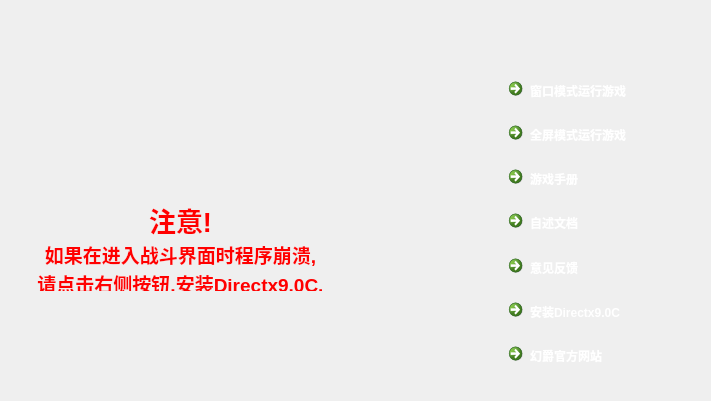
This is SLGGame/Launcher/launcher.ui in weimingtom/fdux-slg-game as Qt 5 draws it before an edit. The edited form follows.
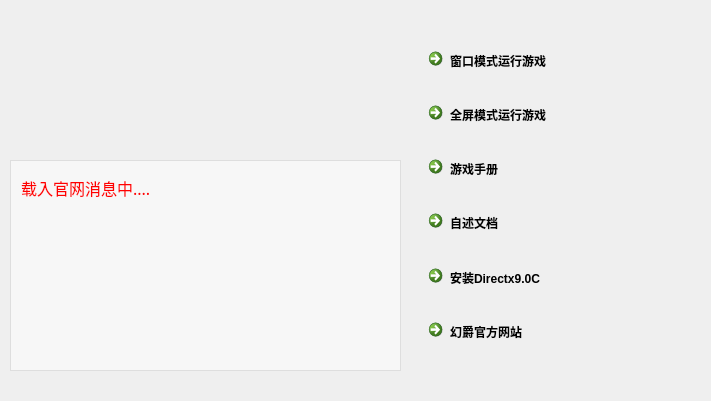
This is the edited form. Icons and pictures are not drawn.

Diff of the .ui file:
```diff
--- a/SLGGame/Launcher/launcher.ui
+++ b/SLGGame/Launcher/launcher.ui
@@ -60,20 +60,23 @@
    </palette>
   </property>
   <property name="windowTitle">
-   <string>忘却的战场-测试版</string>
+   <string>忘却的战场</string>
   </property>
   <property name="windowIcon">
    <iconset resource="launcher.qrc">
     <normaloff>:/Launcher/Resources/Demo.png</normaloff>:/Launcher/Resources/Demo.png</iconset>
   </property>
+  <property name="styleSheet">
+   <string notr="true"/>
+  </property>
   <widget class="QWidget" name="centralWidget">
    <widget class="QWidget" name="verticalLayoutWidget">
     <property name="geometry">
      <rect>
-      <x>490</x>
-      <y>60</y>
+      <x>410</x>
+      <y>30</y>
       <width>181</width>
-      <height>325</height>
+      <height>341</height>
      </rect>
     </property>
     <layout class="QVBoxLayout" name="verticalLayout">
@@ -83,7 +86,7 @@
         <string notr="true">QCommandLinkButton{
 	font: 75 12pt &quot;微软雅黑&quot;;
 	
-	color: rgb(255, 255, 255);
+	color: rgb(0, 0, 0);
 }</string>
        </property>
        <property name="text">
@@ -97,7 +100,7 @@
         <string notr="true">QCommandLinkButton{
 	font: 75 12pt &quot;微软雅黑&quot;;
 	
-	color: rgb(255, 255, 255);
+	color: rgb(0, 0, 0);
 }</string>
        </property>
        <property name="text">
@@ -111,7 +114,7 @@
         <string notr="true">QCommandLinkButton{
 	font: 75 12pt &quot;微软雅黑&quot;;
 	
-	color: rgb(255, 255, 255);
+	color: rgb(0, 0, 0);
 }</string>
        </property>
        <property name="text">
@@ -125,7 +128,7 @@
         <string notr="true">QCommandLinkButton{
 	font: 75 12pt &quot;微软雅黑&quot;;
 	
-	color: rgb(255, 255, 255);
+	color: rgb(0, 0, 0);
 }</string>
        </property>
        <property name="text">
@@ -133,27 +136,13 @@
        </property>
       </widget>
      </item>
-     <item>
-      <widget class="QCommandLinkButton" name="commandLinkButton_7">
-       <property name="styleSheet">
-        <string notr="true">QCommandLinkButton{
-	font: 75 12pt &quot;微软雅黑&quot;;
-	
-	color: rgb(255, 255, 255);
-}</string>
-       </property>
-       <property name="text">
-        <string>意见反馈</string>
-       </property>
-      </widget>
-     </item>
      <item>
       <widget class="QCommandLinkButton" name="commandLinkButton_5">
        <property name="styleSheet">
         <string notr="true">QCommandLinkButton{
 	font: 75 12pt &quot;微软雅黑&quot;;
 	
-	color: rgb(255, 255, 255);
+	color: rgb(0, 0, 0);
 }</string>
        </property>
        <property name="text">
@@ -167,7 +156,7 @@
         <string notr="true">QCommandLinkButton{
 	font: 75 12pt &quot;微软雅黑&quot;;
 	
-	color: rgb(255, 255, 255);
+	color: rgb(0, 0, 0);
 }</string>
        </property>
        <property name="text">
@@ -177,25 +166,179 @@
      </item>
     </layout>
    </widget>
-   <widget class="QLabel" name="label">
+   <widget class="QWidget" name="verticalLayoutWidget_2">
     <property name="geometry">
      <rect>
       <x>10</x>
-      <y>200</y>
-      <width>341</width>
-      <height>91</height>
+      <y>160</y>
+      <width>391</width>
+      <height>211</height>
+     </rect>
+    </property>
+    <layout class="QVBoxLayout" name="verticalLayout_2">
+     <item>
+      <widget class="QLabel" name="label">
+       <property name="font">
+        <font>
+         <family>微软雅黑</family>
+         <pointsize>12</pointsize>
+         <weight>9</weight>
+         <italic>false</italic>
+         <bold>false</bold>
+        </font>
+       </property>
+       <property name="cursor">
+        <cursorShape>PointingHandCursor</cursorShape>
+       </property>
+       <property name="mouseTracking">
+        <bool>true</bool>
+       </property>
+       <property name="styleSheet">
+        <string notr="true">QLabel{
+	font: 75 12pt &quot;微软雅黑&quot;;
+	
+	color: rgb(255, 0, 0);
+}</string>
+       </property>
+       <property name="frameShadow">
+        <enum>QFrame::Sunken</enum>
+       </property>
+       <property name="text">
+        <string>载入官网消息中....</string>
+       </property>
+       <property name="wordWrap">
+        <bool>true</bool>
+       </property>
+      </widget>
+     </item>
+     <item>
+      <widget class="QLabel" name="label_2">
+       <property name="font">
+        <font>
+         <family>微软雅黑</family>
+         <pointsize>12</pointsize>
+         <weight>9</weight>
+         <italic>false</italic>
+         <bold>false</bold>
+        </font>
+       </property>
+       <property name="cursor">
+        <cursorShape>PointingHandCursor</cursorShape>
+       </property>
+       <property name="styleSheet">
+        <string notr="true">QLabel{
+	font: 75 12pt &quot;微软雅黑&quot;;
+	
+	color: rgb(0, 0, 0);
+}</string>
+       </property>
+       <property name="text">
+        <string/>
+       </property>
+      </widget>
+     </item>
+     <item>
+      <widget class="QLabel" name="label_3">
+       <property name="cursor">
+        <cursorShape>PointingHandCursor</cursorShape>
+       </property>
+       <property name="styleSheet">
+        <string notr="true">QLabel{
+	font: 75 12pt &quot;微软雅黑&quot;;
+	
+	color: rgb(0, 0, 0);
+}</string>
+       </property>
+       <property name="text">
+        <string/>
+       </property>
+      </widget>
+     </item>
+     <item>
+      <widget class="QLabel" name="label_4">
+       <property name="cursor">
+        <cursorShape>PointingHandCursor</cursorShape>
+       </property>
+       <property name="styleSheet">
+        <string notr="true">QLabel{
+	font: 75 12pt &quot;微软雅黑&quot;;
+	
+	color: rgb(0, 0, 0);
+}</string>
+       </property>
+       <property name="text">
+        <string/>
+       </property>
+      </widget>
+     </item>
+     <item>
+      <widget class="QLabel" name="label_5">
+       <property name="cursor">
+        <cursorShape>PointingHandCursor</cursorShape>
+       </property>
+       <property name="styleSheet">
+        <string notr="true">QLabel{
+	font: 75 12pt &quot;微软雅黑&quot;;
+	
+	color: rgb(0, 0, 0);
+}</string>
+       </property>
+       <property name="text">
+        <string/>
+       </property>
+      </widget>
+     </item>
+    </layout>
+   </widget>
+   <widget class="QFrame" name="frame">
+    <property name="geometry">
+     <rect>
+      <x>10</x>
+      <y>160</y>
+      <width>391</width>
+      <height>211</height>
+     </rect>
+    </property>
+    <property name="styleSheet">
+     <string notr="true">background-color: rgba(255, 255, 255, 128);</string>
+    </property>
+    <property name="frameShape">
+     <enum>QFrame::StyledPanel</enum>
+    </property>
+    <property name="frameShadow">
+     <enum>QFrame::Raised</enum>
+    </property>
+   </widget>
+   <widget class="QPushButton" name="pushButton">
+    <property name="geometry">
+     <rect>
+      <x>600</x>
+      <y>320</y>
+      <width>51</width>
+      <height>51</height>
      </rect>
     </property>
     <property name="text">
-     <string>&lt;!DOCTYPE HTML PUBLIC &quot;-//W3C//DTD HTML 4.0//EN&quot; &quot;http://www.w3.org/TR/REC-html40/strict.dtd&quot;&gt;
-&lt;html&gt;&lt;head&gt;&lt;meta name=&quot;qrichtext&quot; content=&quot;1&quot; /&gt;&lt;style type=&quot;text/css&quot;&gt;
-p, li { white-space: pre-wrap; }
-&lt;/style&gt;&lt;/head&gt;&lt;body style=&quot; font-family:'SimSun'; font-size:9pt; font-weight:400; font-style:normal;&quot;&gt;
-&lt;p align=&quot;center&quot; style=&quot; margin-top:0px; margin-bottom:0px; margin-left:0px; margin-right:0px; -qt-block-indent:0; text-indent:0px;&quot;&gt;&lt;span style=&quot; font-size:20pt; font-weight:600; color:#ff0000;&quot;&gt;注意!&lt;/span&gt;&lt;/p&gt;
-&lt;p align=&quot;center&quot; style=&quot; margin-top:0px; margin-bottom:0px; margin-left:0px; margin-right:0px; -qt-block-indent:0; text-indent:0px;&quot;&gt;&lt;span style=&quot; font-size:14pt; font-weight:600; color:#ff0000;&quot;&gt;如果在进入战斗界面时程序崩溃,&lt;/span&gt;&lt;/p&gt;
-&lt;p align=&quot;center&quot; style=&quot; margin-top:0px; margin-bottom:0px; margin-left:0px; margin-right:0px; -qt-block-indent:0; text-indent:0px;&quot;&gt;&lt;span style=&quot; font-size:14pt; font-weight:600; color:#ff0000;&quot;&gt;请点击右侧按钮,安装Directx9.0C.&lt;/span&gt;&lt;/p&gt;&lt;/body&gt;&lt;/html&gt;</string>
+     <string/>
+    </property>
+    <property name="icon">
+     <iconset resource="launcher.qrc">
+      <normaloff>:/Launcher/Resources/weibo.png</normaloff>:/Launcher/Resources/weibo.png</iconset>
+    </property>
+    <property name="iconSize">
+     <size>
+      <width>48</width>
+      <height>48</height>
+     </size>
+    </property>
+    <property name="flat">
+     <bool>true</bool>
     </property>
    </widget>
+   <zorder>frame</zorder>
+   <zorder>verticalLayoutWidget</zorder>
+   <zorder>verticalLayoutWidget_2</zorder>
+   <zorder>pushButton</zorder>
   </widget>
  </widget>
  <layoutdefault spacing="6" margin="11"/>
```
